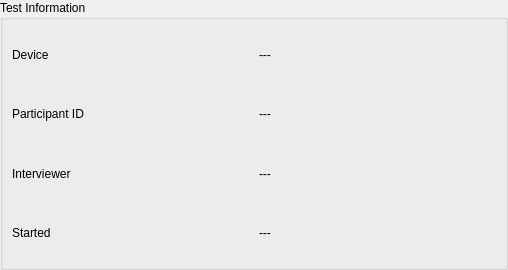
This is src/widgets/test_info_widget.ui in CLSA/cypress as Qt 5 draws it before an edit. The edited form follows.
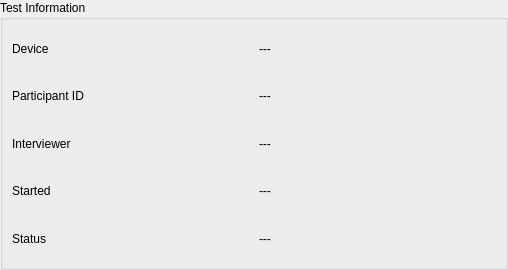
This is the edited form.

Commit message: retinal camera side fix, frax gluco variable fix, proxy consent status handler, removed some unused files, dxa fixes, minor dialog fixes

```diff
--- a/src/widgets/test_info_widget.ui
+++ b/src/widgets/test_info_widget.ui
@@ -197,6 +197,24 @@
         </item>
        </layout>
       </item>
+      <item>
+       <layout class="QHBoxLayout" name="horizontalLayout_2">
+        <item>
+         <widget class="QLabel" name="statusLabel">
+          <property name="text">
+           <string>Status</string>
+          </property>
+         </widget>
+        </item>
+        <item>
+         <widget class="QLabel" name="statusValue">
+          <property name="text">
+           <string>---</string>
+          </property>
+         </widget>
+        </item>
+       </layout>
+      </item>
      </layout>
     </widget>
    </item>
```
The commit also changes 79 other files.
